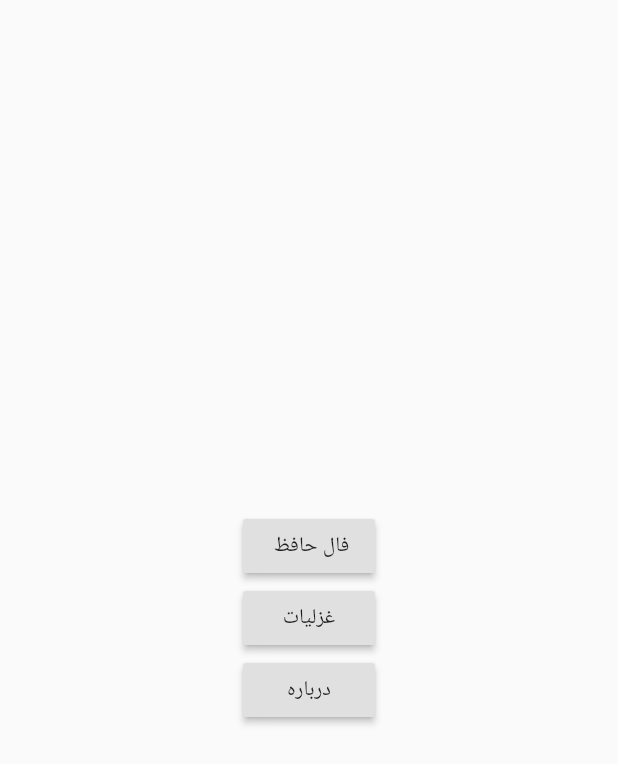
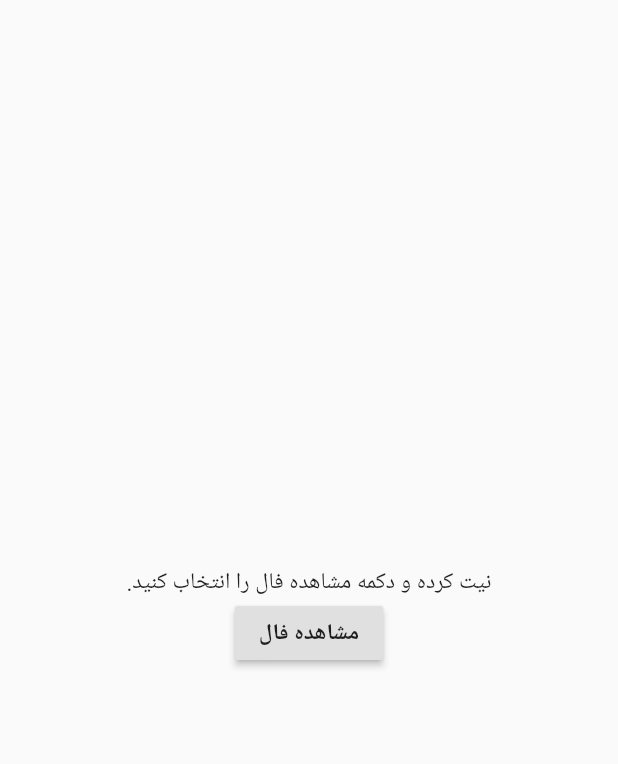
Before and after one commit to alikhaleghi76/falutter, a Flutter app: the screen it shows after launch, after a tap on "فال حافظ", on a phone screen of 412 x 824 dp. Shown: the top 764 px of the screen. Run offline on Flutter 3.47's test engine with Material 2 defaults, Android fonts, the phone set to English and light mode, and no system bars.

Commit message:
implement generate faal screen

```diff
--- a/lib/main.dart
+++ b/lib/main.dart
@@ -1,5 +1,8 @@
 import 'package:flutter/material.dart';
+import 'package:flutter_localizations/flutter_localizations.dart';
 
+import 'screen/generate_faal.dart';
+import 'screen/view_faal.dart';
 import 'widget/main_menu.dart';
 
 void main() {
@@ -14,6 +17,19 @@ class MyApp extends StatelessWidget {
       home: Scaffold(
         body: MainMenu(),
       ),
+      routes: {
+        GenerateFaalScreen.ROUTE_NAME: (context) => GenerateFaalScreen(),
+        ViewFaalScreen.ROUTE_NAME: (context) => ViewFaalScreen(),
+
+      },
+      localizationsDelegates: [
+        GlobalMaterialLocalizations.delegate,
+        GlobalWidgetsLocalizations.delegate,
+      ],
+      supportedLocales: [
+        Locale("fa", "IR"), // OR Locale('ar', 'AE') OR Other RTL locales
+      ],
+      locale: Locale("fa", "IR"),
     );
   }
 
--- /dev/null
+++ b/lib/screen/generate_faal.dart
@@ -0,0 +1,31 @@
+import '../screen/view_faal.dart';
+import 'package:flutter/material.dart';
+
+class GenerateFaalScreen extends StatelessWidget {
+
+  static const String ROUTE_NAME = '/generate';
+
+  @override
+  Widget build(BuildContext context) {
+    return Scaffold(
+      body: Container(
+        width: double.infinity,
+        child: Column(
+          mainAxisAlignment: MainAxisAlignment.center,
+          children: <Widget>[
+            Text('نیت کرده و دکمه مشاهده فال را انتخاب کنید.'),
+          RaisedButton(
+            child: Text('مشاهده فال'),
+            onPressed: () {
+              openFaalScreen(context);
+            },
+          )],
+        ),
+      ),
+    );
+  }
+
+  void openFaalScreen(BuildContext context) {
+    Navigator.of(context).pushNamed(ViewFaalScreen.ROUTE_NAME);
+  }
+}
--- a/lib/widget/main_menu.dart
+++ b/lib/widget/main_menu.dart
@@ -1,3 +1,4 @@
+import '../screen/generate_faal.dart';
 import 'package:flutter/material.dart';
 
 class MainMenu extends StatelessWidget {
@@ -13,7 +14,7 @@ class MainMenu extends StatelessWidget {
             child: Text(
               ' فال حافظ'
             ),
-            onPressed: () => {},
+            onPressed: () => {openGenerateFaalScreen(context)},
           ),
 
           RaisedButton(
@@ -31,4 +32,8 @@ class MainMenu extends StatelessWidget {
       ),
     );
   }
+
+  openGenerateFaalScreen(BuildContext context) {
+    Navigator.of(context).pushNamed(GenerateFaalScreen.ROUTE_NAME);
+  }
 }
--- a/pubspec.yaml
+++ b/pubspec.yaml
@@ -23,7 +23,8 @@ environment:
 dependencies:
   flutter:
     sdk: flutter
-
+  flutter_localizations:
+    sdk: flutter
 
   # The following adds the Cupertino Icons font to your application.
   # Use with the CupertinoIcons class for iOS style icons.
```
Also changed, not shown: lib/screen/view_faal.dart (added, +11 -0 lines), pubspec.lock.
